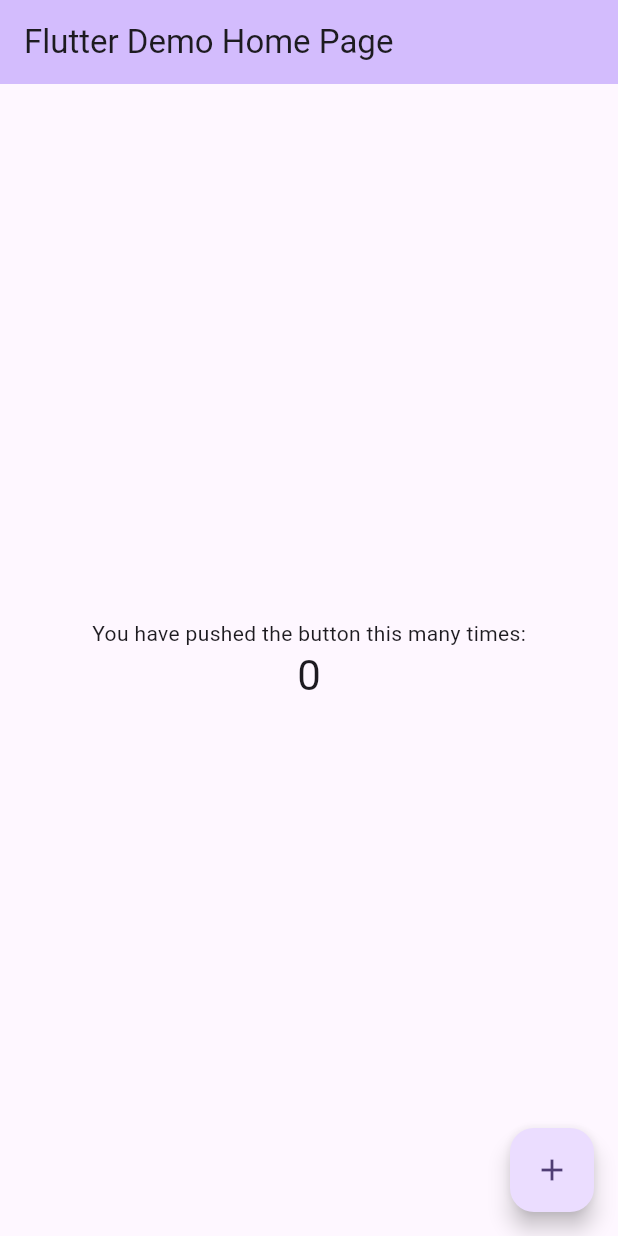
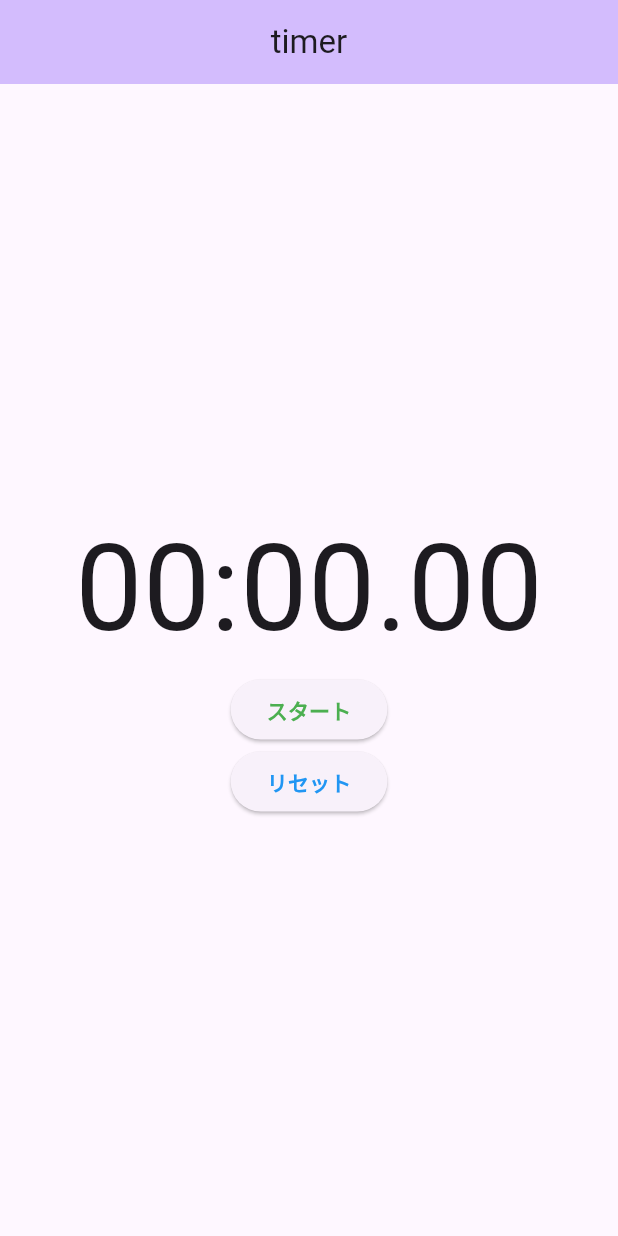
Before and after one commit to yambaru-hackathon/Matayoshi_Yuta_homework, a Flutter app: the screen it shows after launch, on a phone screen of 412 x 824 dp. Run offline on Flutter 3.47's test engine with Material 3 defaults, Android fonts, the phone set to English and light mode, and no system bars.

Commit message:
timer app

```diff
--- a/lib/main.dart
+++ b/lib/main.dart
@@ -1,3 +1,5 @@
+import 'dart:async';
+
 import 'package:flutter/material.dart';
 
 void main() {
@@ -11,13 +13,13 @@ class MyApp extends StatelessWidget {
   @override
   Widget build(BuildContext context) {
     return MaterialApp(
-      title: 'Flutter Demo',
+      title: 'timer',
       theme: ThemeData(
 
         colorScheme: ColorScheme.fromSeed(seedColor: Colors.deepPurple),
         useMaterial3: true,
       ),
-      home: const MyHomePage(title: 'Flutter Demo Home Page'),
+      home: const MyHomePage(title: 'timer'),
     );
   }
 }
@@ -32,48 +34,99 @@ class MyHomePage extends StatefulWidget {
 }
 
 class _MyHomePageState extends State<MyHomePage> {
-  int _counter = 0;
+  int _second = 0;
+  Timer? _timer;
+  bool _isRanning = false;
 
-  void _incrementCounter() {
-    setState(() {
+  @override
+  void initState() {
 
-      _counter++;
-    });
+    super.initState();
+
+
   }
 
   @override
   Widget build(BuildContext context) {
+
+    //int second = _millisecond % 10;
 
     return Scaffold(
       appBar: AppBar(
 
         backgroundColor: Theme.of(context).colorScheme.inversePrimary,
         // Here we take the value from the MyHomePage object that was created by
-        // the App.build method, and use it to set our appbar title.
+        // the App.build method, and use it to set our appbar.
+        centerTitle: true,
         title: Text(widget.title),
       ),
       body: Center(
         // Center is a layout widget. It takes a single child and positions it
         // in the middle of the parent.
         child: Column(
+          mainAxisSize: MainAxisSize.min,
+          children: [
+            Text(
+              '${(_second ~/ 6000).toString().padLeft(2, '0')}:${(_second ~/ 100 % 60).toString().padLeft(2, '0')}.${(_second % 100).toString().padLeft(2, '0')}',
+              style: const TextStyle(
+                fontSize: 80,
+              ),
+            ),
 
-          mainAxisAlignment: MainAxisAlignment.center,
-          children: <Widget>[
-            const Text(
-              'You have pushed the button this many times:',
+            ElevatedButton(
+              onPressed: (){
+                toggletimer();
+              },
+               child: Text(
+                _isRanning ? 'ストップ' : 'スタート',
+                style: TextStyle(
+                  color: _isRanning ? Colors.red : Colors.green,
+                  fontWeight: FontWeight.bold,
+                ),
+                ),
             ),
-            Text(
-              '$_counter',
-              style: Theme.of(context).textTheme.headlineMedium,
-            ),
+            ElevatedButton(
+              onPressed: (){
+                resettimer();
+              },
+               child: const Text(
+                'リセット',
+                style: TextStyle(
+                  color: Colors.blue,
+                  fontWeight: FontWeight.bold,
+                ),
+                ),
+            )
           ],
         ),
       ),
-      floatingActionButton: FloatingActionButton(
-        onPressed: _incrementCounter,
-        tooltip: 'Increment',
-        child: const Icon(Icons.add),
-      ), // This trailing comma makes auto-formatting nicer for build methods.
     );
   }
+
+  void toggletimer(){
+    if (_isRanning){
+      _timer?.cancel();
+    } else {
+      _timer = Timer.periodic(const Duration(milliseconds: 10), (timer) {
+      setState(() {
+        //millisecond * 10
+        _second++;
+      });
+     });
+    }
+
+    setState(() {
+      _isRanning = !_isRanning;
+    });
+
+  }
+
+  void resettimer(){
+    _timer?.cancel();
+    setState(() {
+      _second = 0;
+      _isRanning = false;
+    });
+  }
+
 }
```
